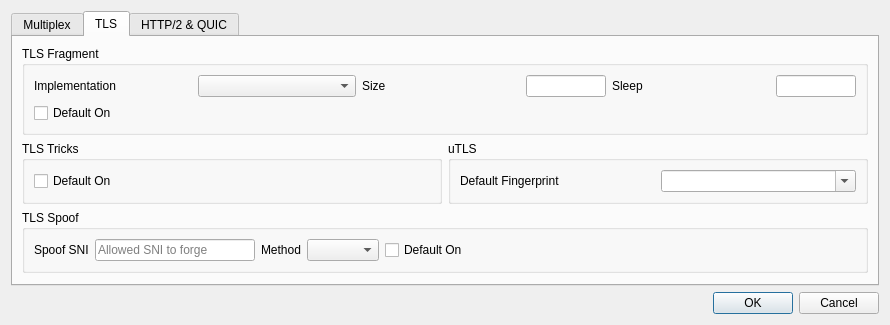
Before: the Qt Designer form upstream/include/ui/setting/dialog_preset_settings.ui in hopol/throne-mirror, drawn with Qt 5.
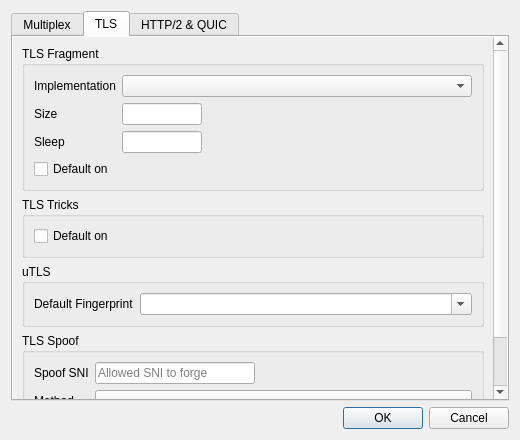
After: the same form once the commit is applied. The open tabs and pages were chosen to show the change. Custom widgets are drawn as their Qt base class.

```diff
--- a/upstream/include/ui/setting/dialog_preset_settings.ui
+++ b/upstream/include/ui/setting/dialog_preset_settings.ui
@@ -6,8 +6,8 @@
    <rect>
     <x>0</x>
     <y>0</y>
-    <width>890</width>
-    <height>310</height>
+    <width>520</width>
+    <height>440</height>
    </rect>
   </property>
   <property name="windowTitle">
@@ -115,12 +115,37 @@
        <string notr="true">TLS</string>
       </attribute>
       <layout class="QVBoxLayout" name="verticalLayout_tls">
+       <property name="leftMargin">
+        <number>0</number>
+       </property>
+       <property name="topMargin">
+        <number>0</number>
+       </property>
+       <property name="rightMargin">
+        <number>0</number>
+       </property>
+       <property name="bottomMargin">
+        <number>0</number>
+       </property>
+       <item>
+        <widget class="QScrollArea" name="tls_scroll">
+         <property name="frameShape">
+          <enum>QFrame::Shape::NoFrame</enum>
+         </property>
+         <property name="horizontalScrollBarPolicy">
+          <enum>Qt::ScrollBarPolicy::ScrollBarAlwaysOff</enum>
+         </property>
+         <property name="widgetResizable">
+          <bool>true</bool>
+         </property>
+         <widget class="QWidget" name="tls_scroll_contents">
+          <layout class="QVBoxLayout" name="verticalLayout_tls_contents">
        <item>
         <widget class="QGroupBox" name="tls_fragment_box">
          <property name="title">
           <string>TLS Fragment</string>
          </property>
-         <layout class="QGridLayout" name="gridLayout_tls_fragment">
+             <layout class="QFormLayout" name="formLayout_tls_fragment">
           <item row="0" column="0">
            <widget class="QLabel" name="fragment_implementation_l">
             <property name="text">
@@ -135,14 +160,14 @@
             </property>
            </widget>
           </item>
-          <item row="0" column="2">
+              <item row="1" column="0">
            <widget class="QLabel" name="fragment_size_l">
             <property name="text">
              <string>Size</string>
             </property>
            </widget>
           </item>
-          <item row="0" column="3">
+              <item row="1" column="1">
            <widget class="QLineEdit" name="fragment_size">
             <property name="maximumSize">
              <size>
@@ -155,14 +180,14 @@
             </property>
            </widget>
           </item>
-          <item row="0" column="4">
+              <item row="2" column="0">
            <widget class="QLabel" name="fragment_sleep_l">
             <property name="text">
              <string>Sleep</string>
             </property>
            </widget>
           </item>
-          <item row="0" column="5">
+              <item row="2" column="1">
            <widget class="QLineEdit" name="fragment_sleep">
             <property name="maximumSize">
              <size>
@@ -175,21 +200,19 @@
             </property>
            </widget>
           </item>
-          <item row="1" column="0" colspan="6">
+              <item row="3" column="0" colspan="2">
            <widget class="QCheckBox" name="fragment_default_on">
             <property name="toolTip">
              <string>&lt;html&gt;&lt;head/&gt;&lt;body&gt;&lt;p&gt;Fragment profiles whose Fragment setting is left on &amp;quot;Keep Default&amp;quot;.&lt;/p&gt;&lt;/body&gt;&lt;/html&gt;</string>
             </property>
             <property name="text">
-             <string>Default On</string>
+                 <string>Default on</string>
             </property>
            </widget>
           </item>
          </layout>
         </widget>
        </item>
-       <item>
-        <layout class="QHBoxLayout" name="horizontalLayout_tls">
          <item>
           <widget class="QGroupBox" name="tls_tricks_box">
            <property name="title">
@@ -202,7 +225,7 @@
                <string>&lt;html&gt;&lt;head/&gt;&lt;body&gt;&lt;p&gt;Enable mixed-case SNI for profiles whose TLS Tricks setting is left on &amp;quot;Keep Default&amp;quot;.&lt;/p&gt;&lt;/body&gt;&lt;/html&gt;</string>
               </property>
               <property name="text">
-               <string>Default On</string>
+                 <string>Default on</string>
               </property>
              </widget>
             </item>
@@ -214,15 +237,15 @@
            <property name="title">
             <string notr="true">uTLS</string>
            </property>
-           <layout class="QHBoxLayout" name="horizontalLayout_utls">
-            <item>
+             <layout class="QFormLayout" name="formLayout_utls">
+              <item row="0" column="0">
              <widget class="QLabel" name="utlsFingerprint_l">
               <property name="text">
                <string>Default Fingerprint</string>
               </property>
              </widget>
             </item>
-            <item>
+              <item row="0" column="1">
              <widget class="QComboBox" name="utlsFingerprint">
               <property name="editable">
                <bool>true</bool>
@@ -232,15 +255,13 @@
            </layout>
           </widget>
          </item>
-        </layout>
-       </item>
        <item>
         <widget class="QGroupBox" name="tls_spoof_box">
          <property name="title">
           <string>TLS Spoof</string>
          </property>
-         <layout class="QHBoxLayout" name="horizontalLayout_tls_spoof">
-          <item>
+             <layout class="QFormLayout" name="formLayout_tls_spoof">
+              <item row="0" column="0">
            <widget class="QLabel" name="tls_spoof_l">
             <property name="toolTip">
              <string>&lt;html&gt;&lt;head/&gt;&lt;body&gt;&lt;p&gt;Inject a forged TLS ClientHello carrying this SNI before the real one, to pass SNI filtering that allows specific hostnames. Profiles that set their own Spoof SNI override this one.&lt;/p&gt;&lt;p&gt;Client only. Requires elevated privileges (root on macOS, CAP_NET_RAW and CAP_NET_ADMIN on Linux, Administrator on Windows for the WinDivert driver). Not supported on Windows ARM64. &amp;quot;wrong-timestamp&amp;quot; is not supported on macOS.&lt;/p&gt;&lt;/body&gt;&lt;/html&gt;</string>
@@ -250,7 +271,7 @@
             </property>
            </widget>
           </item>
-          <item>
+              <item row="0" column="1">
            <widget class="QLineEdit" name="tls_spoof">
             <property name="maximumSize">
              <size>
@@ -263,43 +284,30 @@
             </property>
            </widget>
           </item>
-          <item>
+              <item row="1" column="0">
            <widget class="QLabel" name="tls_spoof_method_l">
             <property name="text">
              <string>Method</string>
             </property>
            </widget>
           </item>
-          <item>
+              <item row="1" column="1">
            <widget class="QComboBox" name="tls_spoof_method">
             <property name="toolTip">
              <string>&lt;html&gt;&lt;head/&gt;&lt;body&gt;&lt;p&gt;How the forged ClientHello is made invalid for the server, so only the filter acts on it. Empty keeps the core's default.&lt;/p&gt;&lt;/body&gt;&lt;/html&gt;</string>
             </property>
            </widget>
           </item>
-          <item>
+              <item row="2" column="0" colspan="2">
            <widget class="QCheckBox" name="tls_spoof_default_on">
             <property name="toolTip">
              <string>&lt;html&gt;&lt;head/&gt;&lt;body&gt;&lt;p&gt;Spoof profiles whose TLS Spoof setting is left on &amp;quot;Keep Default&amp;quot;.&lt;/p&gt;&lt;/body&gt;&lt;/html&gt;</string>
             </property>
             <property name="text">
-             <string>Default On</string>
+                 <string>Default on</string>
             </property>
            </widget>
           </item>
-          <item>
-           <spacer name="horizontalSpacer_tls_spoof">
-            <property name="orientation">
-             <enum>Qt::Orientation::Horizontal</enum>
-            </property>
-            <property name="sizeHint" stdset="0">
-             <size>
-              <width>0</width>
-              <height>20</height>
-             </size>
-            </property>
-           </spacer>
-          </item>
          </layout>
         </widget>
        </item>
@@ -318,6 +326,10 @@
        </item>
       </layout>
      </widget>
+        </widget>
+       </item>
+      </layout>
+     </widget>
      <widget class="QWidget" name="tab_h2_quic">
       <attribute name="title">
        <string>HTTP/2 &amp;&amp; QUIC</string>
```
Left out of the diff: 132 changed lines with no effect on the pictures. Lines whose indentation alone changed are shown as unchanged.
